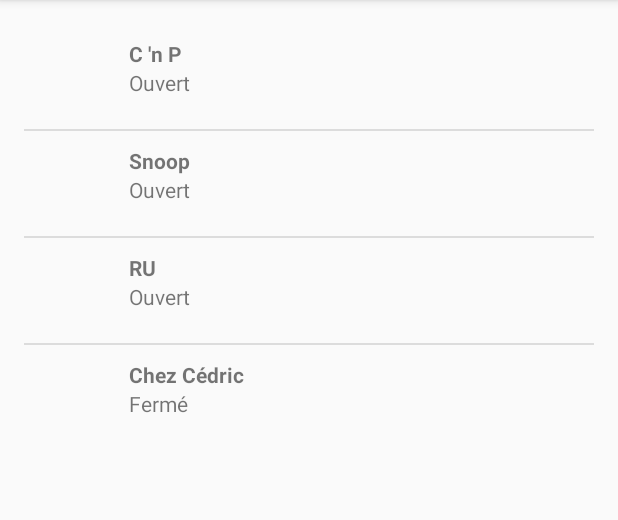
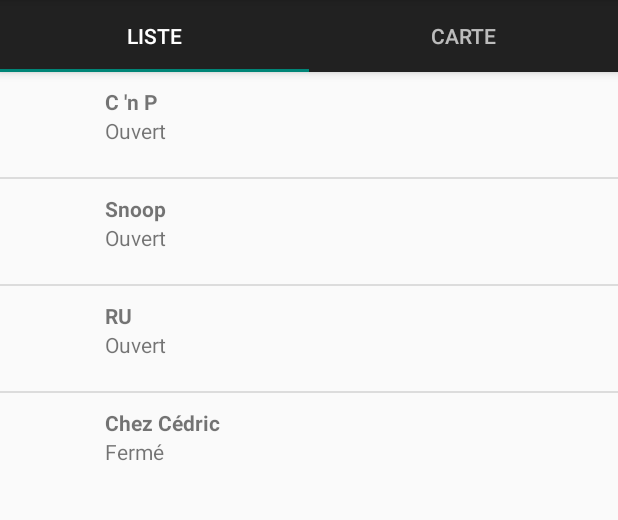
Before and after one commit to HeptanomeDeLExtreme/kiwi-ihm-2, an Android app: the screen it shows after launch (MainActivity), on a phone screen of 412 x 824 dp, the part 84-604 px from its top. Run offline under Robolectric (Android 15) with nearby library versions, the phone set to English and light mode, and no system bars.

Commit message:
menu plus cool + onglets

```diff
--- /dev/null
+++ b/app/src/main/java/com/kiwi/kiwi/ListFragment.java
@@ -0,0 +1,60 @@
+/**
+ * Fragment contenant la liste des restaurants et les informations utiles associées
+ *
+ * @author Ealhad
+ */
+package com.kiwi.kiwi;
+
+import android.os.Bundle;
+import android.support.v4.app.Fragment;
+import android.view.LayoutInflater;
+import android.view.View;
+import android.view.ViewGroup;
+import android.widget.ListView;
+
+import com.kiwi.kiwi.model.Resto;
+import com.kiwi.kiwi.model.RestoAdapter;
+
+import java.util.ArrayList;
+import java.util.List;
+
+public class ListFragment extends Fragment {
+
+    public ListFragment() {
+        // Required empty public constructor
+    }
+
+    @Override
+    public void onCreate(Bundle savedInstanceState) {
+        super.onCreate(savedInstanceState);
+    }
+
+    @Override
+    public void onViewCreated(View view, Bundle savedInstanceState) {
+        super.onViewCreated(view, savedInstanceState);
+
+        ListView mListView = (ListView) view.findViewById(R.id.listView);
+
+        List<Resto> restos = genererRestos();
+
+        RestoAdapter adapter = new RestoAdapter(getContext(), restos);
+        mListView.setAdapter(adapter);
+    }
+
+    @Override
+    public View onCreateView(LayoutInflater inflater, ViewGroup container,
+                             Bundle savedInstanceState) {
+        // Inflate the layout for this fragment
+        return inflater.inflate(R.layout.fragment_list, container, false);
+    }
+
+    private List<Resto> genererRestos() {
+        List<Resto> restos = new ArrayList<>();
+        restos.add(new Resto("", "C 'n P", true));
+        restos.add(new Resto("", "Snoop", true));
+        restos.add(new Resto("", "RU", true));
+        restos.add(new Resto("", "Chez Cédric", false));
+        return restos;
+    }
+
+}
--- a/app/src/main/java/com/kiwi/kiwi/MainActivity.java
+++ b/app/src/main/java/com/kiwi/kiwi/MainActivity.java
@@ -1,18 +1,25 @@
+/**
+ * Activité principale de l'application, composée de deux fragments
+ *
+ * @author Ealhad
+ */
+
 package com.kiwi.kiwi;
 
 import android.os.Bundle;
 import android.support.design.widget.NavigationView;
+import android.support.design.widget.TabLayout;
+import android.support.v4.app.Fragment;
+import android.support.v4.app.FragmentManager;
+import android.support.v4.app.FragmentPagerAdapter;
 import android.support.v4.view.GravityCompat;
+import android.support.v4.view.ViewPager;
 import android.support.v4.widget.DrawerLayout;
 import android.support.v7.app.ActionBarDrawerToggle;
 import android.support.v7.app.AppCompatActivity;
 import android.support.v7.widget.Toolbar;
 import android.view.Menu;
 import android.view.MenuItem;
-import android.widget.ListView;
-
-import com.kiwi.kiwi.model.Resto;
-import com.kiwi.kiwi.model.RestoAdapter;
 
 import java.util.ArrayList;
 import java.util.List;
@@ -20,7 +27,9 @@ import java.util.List;
 public class MainActivity extends AppCompatActivity
         implements NavigationView.OnNavigationItemSelectedListener {
 
-    ListView mListView;
+    private Toolbar toolbar;
+    private TabLayout tabLayout;
+    private ViewPager viewPager;
 
     @Override
     protected void onCreate(Bundle savedInstanceState) {
@@ -38,12 +47,11 @@ public class MainActivity extends AppCompatActivity
         NavigationView navigationView = (NavigationView) findViewById(R.id.nav_view);
         navigationView.setNavigationItemSelectedListener(this);
 
-        mListView = (ListView) findViewById(R.id.listView);
+        viewPager = (ViewPager) findViewById(R.id.viewpager);
+        setupViewPager(viewPager);
 
-        List<Resto> restos = genererRestos();
-
-        RestoAdapter adapter = new RestoAdapter(MainActivity.this, restos);
-        mListView.setAdapter(adapter);
+        tabLayout = (TabLayout) findViewById(R.id.tabs);
+        tabLayout.setupWithViewPager(viewPager);
     }
 
     @Override
@@ -58,19 +66,14 @@ public class MainActivity extends AppCompatActivity
 
     @Override
     public boolean onCreateOptionsMenu(Menu menu) {
-        // Inflate the menu; this adds items to the action bar if it is present.
         getMenuInflater().inflate(R.menu.main, menu);
         return true;
     }
 
     @Override
     public boolean onOptionsItemSelected(MenuItem item) {
-        // Handle action bar item clicks here. The action bar will
-        // automatically handle clicks on the Home/Up button, so long
-        // as you specify a parent activity in AndroidManifest.xml.
         int id = item.getItemId();
 
-        //noinspection SimplifiableIfStatement
         if (id == R.id.action_settings) {
             return true;
         }
@@ -78,14 +81,18 @@ public class MainActivity extends AppCompatActivity
         return super.onOptionsItemSelected(item);
     }
 
+    /**
+     * Gère les clics sur le menu
+     *
+     * @param item l'élément de menu sélectionné
+     * @return true
+     */
     @SuppressWarnings("StatementWithEmptyBody")
     @Override
     public boolean onNavigationItemSelected(MenuItem item) {
-        // Handle navigation view item clicks here.
         int id = item.getItemId();
 
         if (id == R.id.nav_liste) {
-            // Handle the camera action
         } else if (id == R.id.nav_amis) {
 
         } else if (id == R.id.nav_profil) {
@@ -99,12 +106,47 @@ public class MainActivity extends AppCompatActivity
         return true;
     }
 
-    private List<Resto> genererRestos() {
-        List<Resto> restos = new ArrayList<>();
-        restos.add(new Resto("", "C 'n P", true));
-        restos.add(new Resto("", "Snoop", true));
-        restos.add(new Resto("", "RU", true));
-        restos.add(new Resto("", "Chez Cédric", false));
-        return restos;
+    /**
+     * Crée les deux fragments de l'activité
+     *
+     * @param viewPager cf. http://developer.android.com/reference/android/support/v4/view/ViewPager.html
+     */
+    private void setupViewPager(ViewPager viewPager) {
+        ViewPagerAdapter adapter = new ViewPagerAdapter(getSupportFragmentManager());
+        adapter.addFragment(new ListFragment(), "Liste");
+        adapter.addFragment(new MapFragment(), "Carte");
+        viewPager.setAdapter(adapter);
+    }
+
+    /**
+     * Gère les fragments
+     */
+    class ViewPagerAdapter extends FragmentPagerAdapter {
+        private final List<Fragment> mFragmentList = new ArrayList<>();
+        private final List<String> mFragmentTitleList = new ArrayList<>();
+
+        public ViewPagerAdapter(FragmentManager manager) {
+            super(manager);
+        }
+
+        @Override
+        public Fragment getItem(int position) {
+            return mFragmentList.get(position);
+        }
+
+        @Override
+        public int getCount() {
+            return mFragmentList.size();
+        }
+
+        public void addFragment(Fragment fragment, String title) {
+            mFragmentList.add(fragment);
+            mFragmentTitleList.add(title);
+        }
+
+        @Override
+        public CharSequence getPageTitle(int position) {
+            return mFragmentTitleList.get(position);
+        }
     }
 }
--- /dev/null
+++ b/app/src/main/java/com/kiwi/kiwi/MapFragment.java
@@ -0,0 +1,33 @@
+/**
+ * Fragment contenant la localisation des restaurants
+ * Intégration Google Maps
+ */
+package com.kiwi.kiwi;
+
+import android.os.Bundle;
+import android.support.v4.app.Fragment;
+import android.view.LayoutInflater;
+import android.view.View;
+import android.view.ViewGroup;
+
+public class MapFragment extends Fragment {
+
+    //TODO tout
+
+    public MapFragment() {
+        // Required empty public constructor
+    }
+
+    @Override
+    public void onCreate(Bundle savedInstanceState) {
+        super.onCreate(savedInstanceState);
+    }
+
+    @Override
+    public View onCreateView(LayoutInflater inflater, ViewGroup container,
+                             Bundle savedInstanceState) {
+        // Inflate the layout for this fragment
+        return inflater.inflate(R.layout.fragment_map, container, false);
+    }
+
+}
--- a/app/src/main/res/layout/content_main.xml
+++ b/app/src/main/res/layout/content_main.xml
@@ -1,19 +1,36 @@
 <?xml version="1.0" encoding="utf-8"?>
-<RelativeLayout xmlns:android="http://schemas.android.com/apk/res/android"
+<android.support.design.widget.CoordinatorLayout xmlns:android="http://schemas.android.com/apk/res/android"
     xmlns:app="http://schemas.android.com/apk/res-auto"
     xmlns:tools="http://schemas.android.com/tools"
     android:layout_width="match_parent"
     android:layout_height="match_parent"
-    android:paddingBottom="@dimen/activity_vertical_margin"
-    android:paddingLeft="@dimen/activity_horizontal_margin"
-    android:paddingRight="@dimen/activity_horizontal_margin"
-    android:paddingTop="@dimen/activity_vertical_margin"
-    app:layout_behavior="@string/appbar_scrolling_view_behavior"
     tools:context=".MainActivity"
     tools:showIn="@layout/app_bar_main">
 
-    <ListView
-        android:id="@+id/listView"
-        android:layout_width="wrap_content"
-        android:layout_height="wrap_content" />
-</RelativeLayout>
+    <android.support.design.widget.AppBarLayout
+        android:layout_width="match_parent"
+        android:layout_height="wrap_content"
+        android:theme="@style/ThemeOverlay.AppCompat.Dark.ActionBar">
+
+        <android.support.v7.widget.Toolbar
+            android:id="@+id/toolbar"
+            android:layout_width="match_parent"
+            android:layout_height="?attr/actionBarSize"
+            android:background="?attr/colorPrimary"
+            app:layout_scrollFlags="scroll|enterAlways"
+            app:popupTheme="@style/ThemeOverlay.AppCompat.Light" />
+
+        <android.support.design.widget.TabLayout
+            android:id="@+id/tabs"
+            android:layout_width="match_parent"
+            android:layout_height="wrap_content"
+            app:tabGravity="fill"
+            app:tabMode="fixed" />
+    </android.support.design.widget.AppBarLayout>
+
+    <android.support.v4.view.ViewPager
+        android:id="@+id/viewpager"
+        android:layout_width="match_parent"
+        android:layout_height="match_parent"
+        app:layout_behavior="@string/appbar_scrolling_view_behavior" />
+</android.support.design.widget.CoordinatorLayout>
--- /dev/null
+++ b/app/src/main/res/layout/fragment_list.xml
@@ -0,0 +1,11 @@
+<RelativeLayout xmlns:android="http://schemas.android.com/apk/res/android"
+    xmlns:tools="http://schemas.android.com/tools"
+    android:layout_width="match_parent"
+    android:layout_height="match_parent"
+    tools:context="com.kiwi.kiwi.ListFragment">
+
+    <ListView
+        android:id="@+id/listView"
+        android:layout_width="wrap_content"
+        android:layout_height="wrap_content" />
+</RelativeLayout>
--- /dev/null
+++ b/app/src/main/res/layout/fragment_map.xml
@@ -0,0 +1,15 @@
+<RelativeLayout xmlns:android="http://schemas.android.com/apk/res/android"
+    xmlns:tools="http://schemas.android.com/tools"
+    android:layout_width="match_parent"
+    android:layout_height="match_parent"
+    tools:context="com.kiwi.kiwi.MapFragment">
+
+    <TextView
+        android:layout_width="wrap_content"
+        android:layout_height="wrap_content"
+        android:layout_centerInParent="true"
+        android:text="Ici, prochainement : une belle carte !"
+        android:textSize="40dp"
+        android:textStyle="bold" />
+
+</RelativeLayout>
--- a/app/src/main/res/layout/nav_header_main.xml
+++ b/app/src/main/res/layout/nav_header_main.xml
@@ -3,7 +3,7 @@
     android:layout_width="match_parent"
     android:layout_height="@dimen/nav_header_height"
     android:background="@drawable/side_nav_bar"
-    android:gravity="bottom"
+    android:gravity="center_vertical"
     android:orientation="vertical"
     android:paddingBottom="@dimen/activity_vertical_margin"
     android:paddingLeft="@dimen/activity_horizontal_margin"
@@ -11,23 +11,30 @@
     android:paddingTop="@dimen/activity_vertical_margin"
     android:theme="@style/ThemeOverlay.AppCompat.Dark">
 
+    <LinearLayout
+        android:layout_width="wrap_content"
+        android:layout_height="wrap_content"
+        android:gravity="center"
+        android:orientation="horizontal">
+
         <ImageView
-        android:id="@+id/imageView"
-        android:layout_width="80dp"
-        android:layout_height="80dp"
-        android:paddingTop="@dimen/nav_header_vertical_spacing"
+            android:id="@+id/appLogo"
+            android:layout_width="100dp"
+            android:layout_height="100dp"
             android:src="@drawable/app_logo" />
 
         <TextView
             android:layout_width="match_parent"
             android:layout_height="wrap_content"
-        android:paddingTop="@dimen/nav_header_vertical_spacing"
+            android:paddingLeft="@dimen/activity_horizontal_margin"
             android:text="KIWI"
-        android:textAppearance="@style/TextAppearance.AppCompat.Body1" />
+            android:textAppearance="@style/TextAppearance.AppCompat.Title" />
+    </LinearLayout>
+
 
     <TextView
         android:id="@+id/textView"
-        android:layout_width="wrap_content"
+        android:layout_width="match_parent"
         android:layout_height="wrap_content"
         android:text="Kiwi est une Interface Mobile Intuitive" />
 
```
Lines whose indentation alone changed are shown as unchanged.
